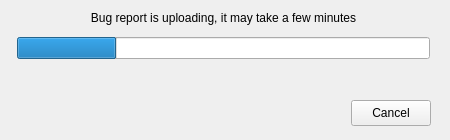
Above: src/MEGASync/gui/ui/ProgressIndicatorDialog.ui from meganz/MEGAsync before the change. Below: the same form after it.
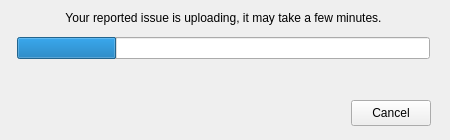
That is the form after the change.

Commit message: SNC-4952: Translations handled.

```diff
--- a/src/MEGASync/gui/ui/ProgressIndicatorDialog.ui
+++ b/src/MEGASync/gui/ui/ProgressIndicatorDialog.ui
@@ -71,7 +71,7 @@
          </size>
         </property>
         <property name="text">
-         <string>Bug report is uploading, it may take a few minutes</string>
+         <string>Your reported issue is uploading, it may take a few minutes.</string>
         </property>
         <property name="alignment">
          <set>Qt::AlignCenter</set>
```
Left out of the diff: 2 changed lines with no effect on the pictures. The commit also changes 1 other file.
